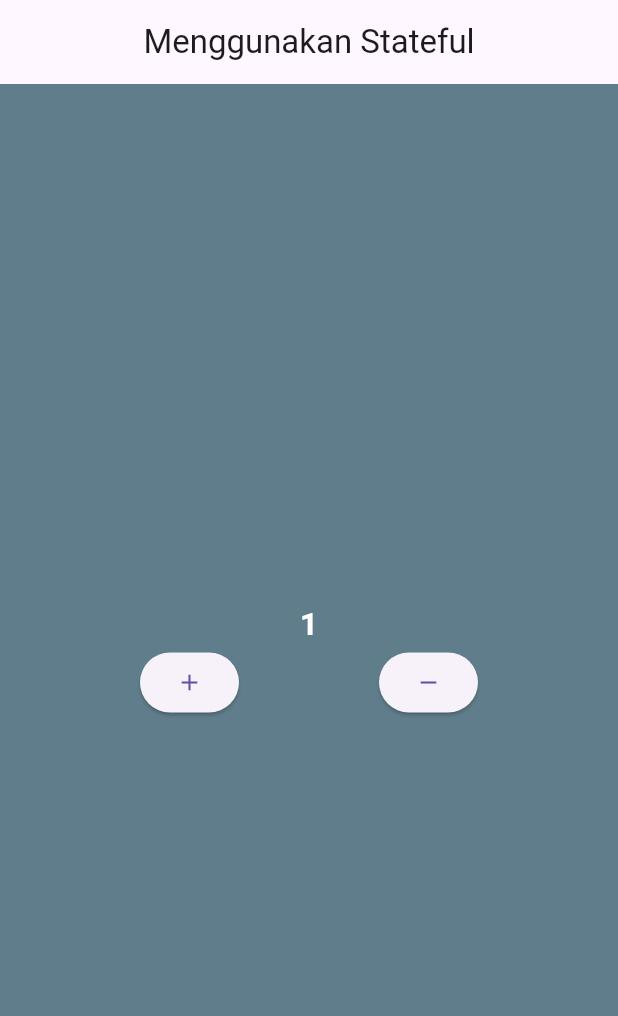
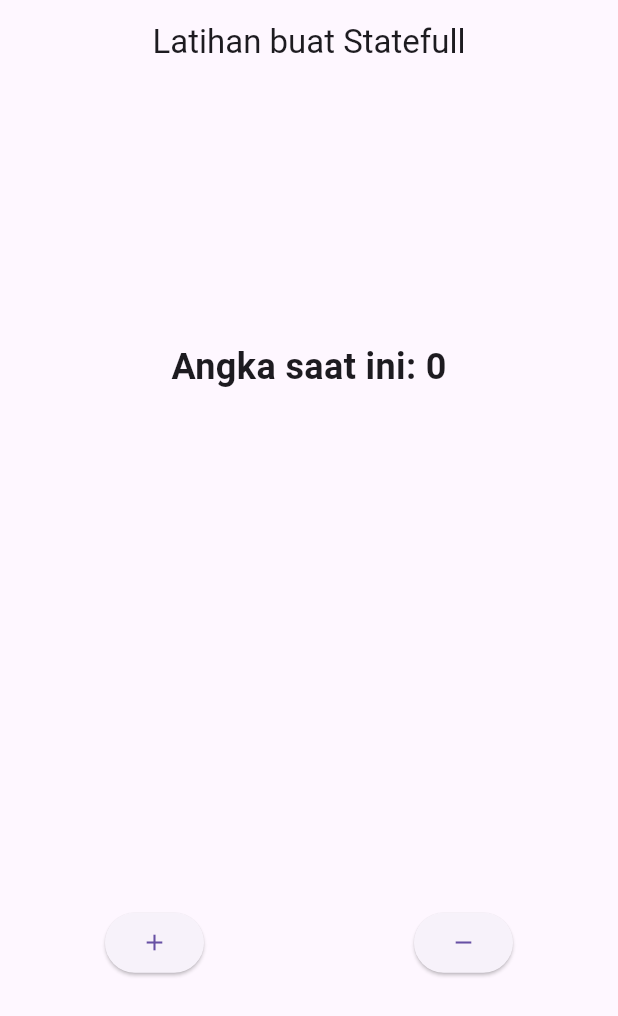
Before and after one commit to ChairulArul/Statefull-Flutter, a Flutter app: the screen it shows after launch, on a phone screen of 412 x 824 dp. Shown: the top 1016 px of the screen. Run offline on Flutter 3.47's test engine with Material 3 defaults, Android fonts, the phone set to English and light mode, and no system bars.

Commit message:
latihan statefull

```diff
--- a/lib/main.dart
+++ b/lib/main.dart
@@ -1,3 +1,73 @@
+// import 'package:flutter/material.dart';
+
+// void main() {
+//   runApp(MyApp());
+// }
+
+// class MyApp extends StatefulWidget {
+//   const MyApp({super.key});
+
+//   @override
+//   State<MyApp> createState() => _MyAppState();
+// }
+
+// class _MyAppState extends State<MyApp> {
+//   int counter = 1; // Pindahkan ke dalam State agar tidak reset
+
+//   @override
+//   Widget build(BuildContext context) {
+//     return MaterialApp(
+//       debugShowCheckedModeBanner: false,
+//       home: Scaffold(
+//         backgroundColor: Colors.blueGrey,
+//         appBar: AppBar(
+//           title: Text("Menggunakan Stateful"),
+//           centerTitle: true,
+//         ),
+//         body: Column(
+//           mainAxisAlignment: MainAxisAlignment.center,
+//           children: [
+//             Text(
+//               counter.toString(),
+//               style: TextStyle(
+//                 fontSize: 20 + double.parse(counter.toString()),
+//                 fontWeight: FontWeight.bold,
+//                 color: Colors.white,
+//               ),
+//             ),
+//             Row(
+//               mainAxisAlignment: MainAxisAlignment.spaceEvenly,
+//               children: [
+//                 // Button untuk tambah
+//                 ElevatedButton(
+//                   onPressed: () {
+//                     setState(() {
+//                       counter++;
+//                     });
+//                   },
+//                   child: Icon(Icons.add),
+//                 ),
+
+//                 // Button untuk kurang
+//                 ElevatedButton(
+//                   onPressed: () {
+//                     setState(() {
+//                       if (counter != 1) {
+//                         counter--;
+//                       }
+//                     });
+//                   },
+//                   child: Icon(Icons.remove),
+//                 ),
+//               ],
+//             )
+//           ],
+//         ),
+//       ),
+//     );
+//   }
+// }
+
 import 'package:flutter/material.dart';
 
 void main() {
@@ -12,53 +82,40 @@ class MyApp extends StatefulWidget {
 }
 
 class _MyAppState extends State<MyApp> {
-  int counter = 1; // Pindahkan ke dalam State agar tidak reset
-
+  int counter = 0;
   @override
   Widget build(BuildContext context) {
     return MaterialApp(
       debugShowCheckedModeBanner: false,
       home: Scaffold(
-        backgroundColor: Colors.blueGrey,
         appBar: AppBar(
-          title: Text("Menggunakan Stateful"),
+          title: Text("Latihan buat Statefull"),
           centerTitle: true,
         ),
         body: Column(
-          mainAxisAlignment: MainAxisAlignment.center,
+          mainAxisAlignment: MainAxisAlignment.spaceAround,
           children: [
             Text(
-              counter.toString(),
-              style: TextStyle(
-                fontSize: 20 + double.parse(counter.toString()),
-                fontWeight: FontWeight.bold,
-                color: Colors.white,
-              ),
+              "Angka saat ini: $counter",
+              style: TextStyle(fontSize: 24, fontWeight: FontWeight.bold),
             ),
             Row(
-              mainAxisAlignment: MainAxisAlignment.spaceEvenly,
+              mainAxisAlignment: MainAxisAlignment.spaceAround,
               children: [
-                // Button untuk tambah
                 ElevatedButton(
                     onPressed: () {
                       setState(() {
                         counter++;
                       });
                     },
-                  child: Icon(Icons.add),
-                ),
-
-                // Button untuk kurang
+                    child: Icon(Icons.add)),
                 ElevatedButton(
                     onPressed: () {
                       setState(() {
-                      if (counter != 1) {
                         counter--;
-                      }
                       });
                     },
-                  child: Icon(Icons.remove),
-                ),
+                    child: Icon(Icons.remove))
               ],
             )
           ],
```
Lines whose indentation alone changed are shown as unchanged.
